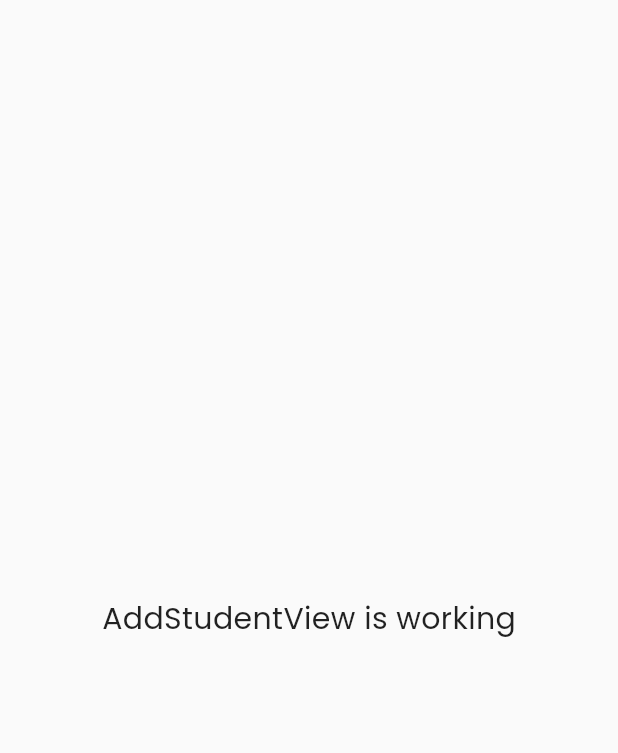
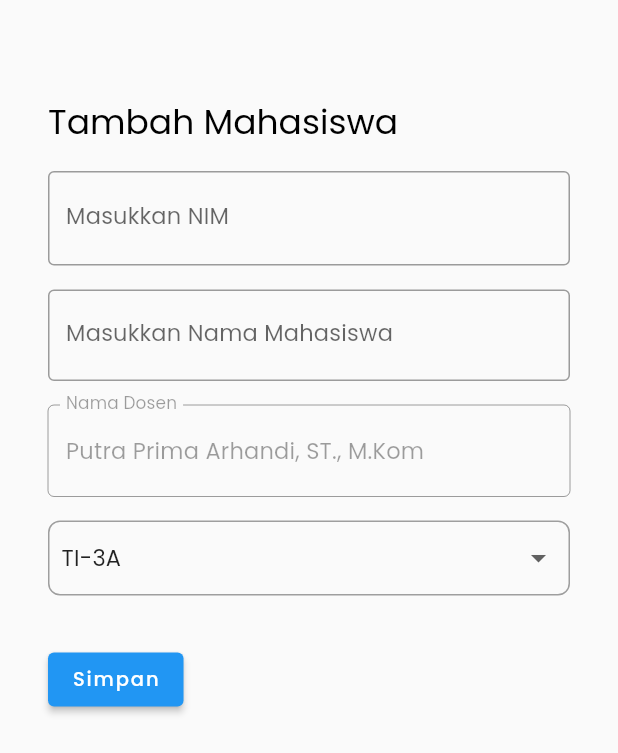
Before and after one commit to dharmayudistira/easyflutter, a Flutter app: the AddStudentView screen opened directly, on a phone screen of 412 x 824 dp. Shown: the top 753 px of the screen. Run offline on Flutter 3.47's test engine with Material 2 defaults, Android fonts, the light colour scheme and no system bars; our stand-ins replace data_table_2, firebase_core, get, get_storage, google_fonts; accounts and stored records are empty.

Commit message:
code add student UI

```diff
--- a/lib/app/modules/add_student/bindings/add_student_binding.dart
+++ b/lib/app/modules/add_student/bindings/add_student_binding.dart
@@ -5,8 +5,6 @@ import '../controllers/add_student_controller.dart';
 class AddStudentBinding extends Bindings {
   @override
   void dependencies() {
-    Get.lazyPut<AddStudentController>(
-      () => AddStudentController(),
-    );
+    Get.put(AddStudentController());
   }
 }
--- a/lib/app/modules/add_student/controllers/add_student_controller.dart
+++ b/lib/app/modules/add_student/controllers/add_student_controller.dart
@@ -2,4 +2,8 @@ import 'package:get/get.dart';
 
 class AddStudentController extends GetxController {
 
+  final listClass = ["TI-3A", "TI-3B", "TI-3C", "TI-3D"].obs;
+
+  var selectedClass = "TI-3A".obs;
+
 }
--- a/lib/app/modules/add_student/views/add_student_view.dart
+++ b/lib/app/modules/add_student/views/add_student_view.dart
@@ -1,17 +1,89 @@
+import 'package:easyflutter/app/constants/dimen_constants.dart';
 import 'package:flutter/material.dart';
 
 import 'package:get/get.dart';
 
 import '../controllers/add_student_controller.dart';
 
-class AddStudentView extends GetView<AddStudentController> {
+class AddStudentView extends StatelessWidget {
+
+  final controller = Get.put(AddStudentController());
+
   @override
   Widget build(BuildContext context) {
     return Scaffold(
-      body: Center(
-        child: Text(
-          'AddStudentView is working',
-          style: TextStyle(fontSize: 20),
+      body: Padding(
+        padding:
+        EdgeInsets.symmetric(horizontal: dimenMedium, vertical: dimenLarge),
+        child: Column(
+          crossAxisAlignment: CrossAxisAlignment.start,
+          children: [
+            Text(
+              "Tambah Mahasiswa",
+              style: Theme.of(context)
+                  .textTheme
+                  .headline5
+                  ?.copyWith(color: Colors.black),
+            ),
+            SizedBox(height: dimenSmall),
+            Column(
+              children: [
+                TextFormField(
+                  decoration: InputDecoration(
+                    border: OutlineInputBorder(),
+                    hintText: "1941720000",
+                    label: Text("Masukkan NIM"),
+                  ),
+                ),
+                SizedBox(height: dimenSmall),
+                TextFormField(
+                  decoration: InputDecoration(
+                    border: OutlineInputBorder(),
+                    label: Text("Masukkan Nama Mahasiswa"),
+                  ),
+                ),
+                SizedBox(height: dimenSmall),
+                TextFormField(
+                  enabled: false,
+                  initialValue: "Putra Prima Arhandi, ST., M.Kom",
+                  decoration: InputDecoration(
+                    border: OutlineInputBorder(),
+                    label: Text("Nama Dosen"),
+                  ),
+                ),
+              ],
+            ),
+            SizedBox(height: dimenSmall),
+            Obx(() {
+              return Container(
+                padding: EdgeInsets.symmetric(horizontal: dimenSmall / 2),
+                decoration: BoxDecoration(
+                  border: Border.all(
+                    color: Colors.grey,
+                    width: 1,
+                  ),
+                  borderRadius: BorderRadius.circular(8),
+                ),
+                child: DropdownButtonHideUnderline(
+                  child: DropdownButton<String>(
+                    isExpanded: true,
+                    value: controller.selectedClass.value,
+                    items: controller.listClass
+                        .map((itemClass) => DropdownMenuItem<String>(
+                      value: itemClass,
+                      child: Text(itemClass),
+                    ))
+                        .toList(),
+                    onChanged: (selected) {
+                      controller.selectedClass.value = selected!;
+                    },
+                  ),
+                ),
+              );
+            }),
+            SizedBox(height: dimenMedium),
+            ElevatedButton(onPressed: (){}, child: Text("Simpan")),
+          ],
         ),
       ),
     );
```
